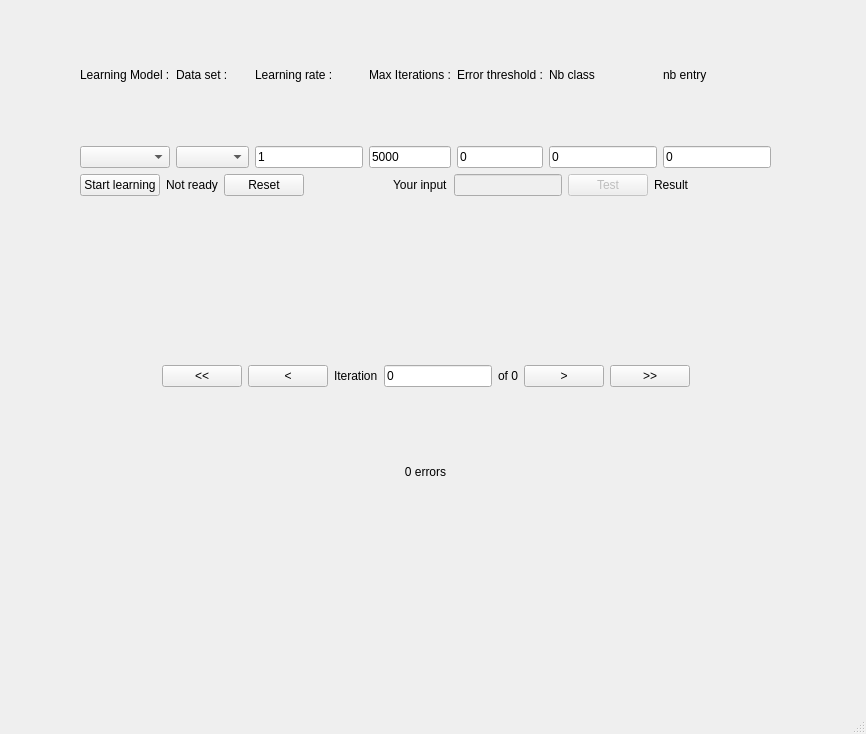
The window that mainwindow.ui (abell370/RNA-Hendrice-Lejeune-Melis) describes before a commit, drawn with Qt 5.
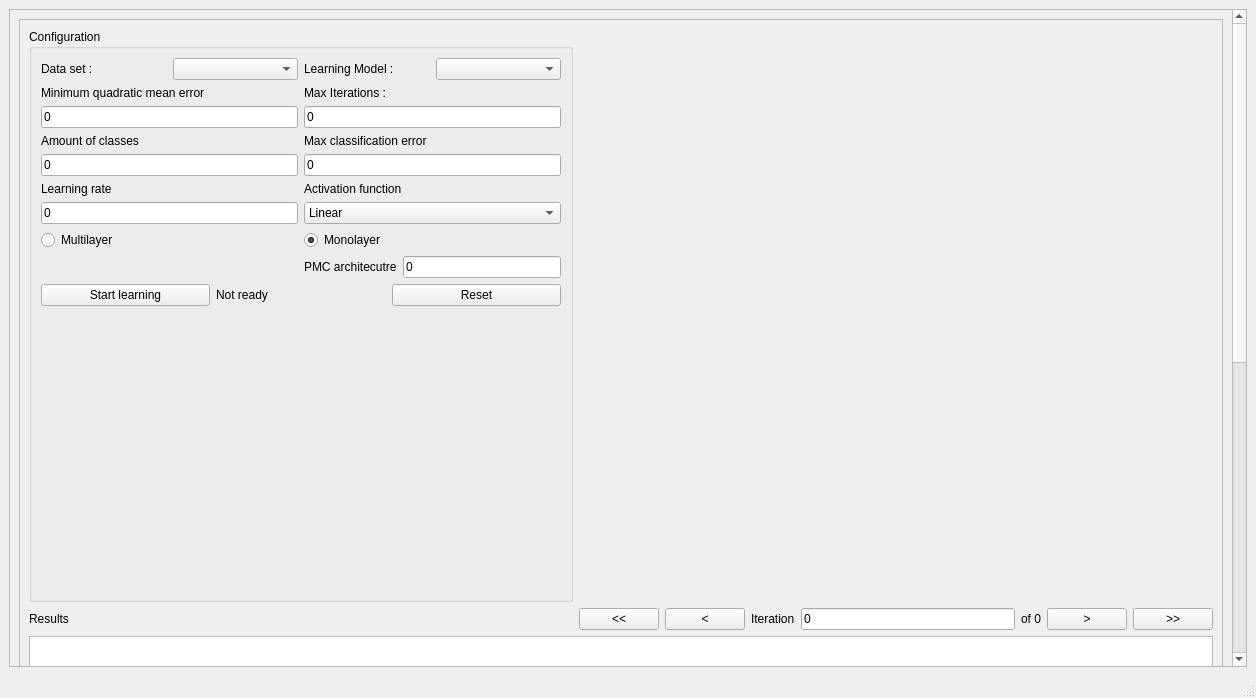
The same window after the commit.

Diff of the .ui file:
```diff
--- a/mainwindow.ui
+++ b/mainwindow.ui
@@ -6,51 +6,78 @@
    <rect>
     <x>0</x>
     <y>0</y>
-    <width>866</width>
-    <height>734</height>
+    <width>1256</width>
+    <height>698</height>
    </rect>
   </property>
   <property name="windowTitle">
    <string>MainWindow</string>
   </property>
   <widget class="QWidget" name="centralwidget">
-   <widget class="QWidget" name="verticalLayoutWidget">
+   <property name="styleSheet">
+    <string notr="true"/>
+   </property>
+   <layout class="QVBoxLayout" name="verticalLayout_11">
+    <item>
+     <widget class="QScrollArea" name="scrollArea">
+      <property name="widgetResizable">
+       <bool>true</bool>
+      </property>
+      <widget class="QWidget" name="scrollAreaWidgetContents">
     <property name="geometry">
      <rect>
-      <x>80</x>
-      <y>10</y>
-      <width>691</width>
-      <height>541</height>
-     </rect>
-    </property>
-    <layout class="QVBoxLayout" name="mainLayout">
-     <property name="sizeConstraint">
-      <enum>QLayout::SetNoConstraint</enum>
-     </property>
+         <x>0</x>
+         <y>0</y>
+         <width>1219</width>
+         <height>1218</height>
+        </rect>
+       </property>
+       <layout class="QVBoxLayout" name="verticalLayout_7">
+        <item>
+         <widget class="QFrame" name="frame">
+          <property name="minimumSize">
+           <size>
+            <width>1200</width>
+            <height>1200</height>
+           </size>
+          </property>
+          <property name="frameShape">
+           <enum>QFrame::StyledPanel</enum>
+          </property>
+          <property name="frameShadow">
+           <enum>QFrame::Raised</enum>
+          </property>
+          <layout class="QHBoxLayout" name="horizontalLayout_4">
      <item>
-      <layout class="QHBoxLayout" name="options" stretch="2,2,0,1,1,0,0">
-       <item>
-        <layout class="QVBoxLayout" name="learningModelLayout">
-         <item>
-          <widget class="QLabel" name="learningModelLabel">
+            <layout class="QGridLayout" name="gridLayout">
+             <item row="1" column="0">
+              <widget class="QLabel" name="label">
            <property name="text">
-            <string>Learning Model :</string>
+                <string>Results</string>
            </property>
           </widget>
          </item>
-         <item>
-          <widget class="QComboBox" name="learningModelComboBox">
+             <item row="0" column="0">
+              <layout class="QGridLayout" name="gridLayout_3">
+               <item row="0" column="0">
+                <widget class="QGroupBox" name="groupBox">
            <property name="enabled">
             <bool>true</bool>
            </property>
-          </widget>
-         </item>
-        </layout>
-       </item>
+                 <property name="title">
+                  <string>Configuration</string>
+                 </property>
+                 <property name="alignment">
+                  <set>Qt::AlignLeading|Qt::AlignLeft|Qt::AlignTop</set>
+                 </property>
+                 <property name="flat">
+                  <bool>false</bool>
+                 </property>
+                 <layout class="QGridLayout" name="gridLayout_2">
+                  <item row="0" column="0">
+                   <layout class="QHBoxLayout" name="horizontalLayout_2">
        <item>
-        <layout class="QVBoxLayout" name="dataSetLayout">
-         <item>
-          <widget class="QLabel" name="dataSetLabel">
+                     <widget class="QLabel" name="dataSetLabel_2">
            <property name="text">
             <string>Data set :</string>
            </property>
@@ -65,37 +92,70 @@
          </item>
         </layout>
        </item>
+                  <item row="6" column="0">
+                   <layout class="QVBoxLayout" name="verticalLayout_6">
        <item>
-        <layout class="QVBoxLayout" name="learningRateLayout">
-         <item>
-          <widget class="QLabel" name="learningRateLabel">
+                     <widget class="QLabel" name="label_4">
            <property name="text">
-            <string>Learning rate :</string>
+                       <string>Learning rate</string>
            </property>
           </widget>
          </item>
          <item>
           <widget class="QLineEdit" name="learningRateInput">
+                      <property name="text">
+                       <string>0</string>
+                      </property>
+                      <property name="placeholderText">
+                       <string>5000</string>
+                      </property>
+                     </widget>
+                    </item>
+                   </layout>
+                  </item>
+                  <item row="4" column="0">
+                   <layout class="QVBoxLayout" name="verticalLayout_4">
+                    <item>
+                     <widget class="QLabel" name="maxIterLabel_4">
+                      <property name="text">
+                       <string>Amount of classes</string>
+                      </property>
+                     </widget>
+                    </item>
+                    <item>
+                     <widget class="QLineEdit" name="amountOfClassesInput">
+                      <property name="text">
+                       <string>0</string>
+                      </property>
+                      <property name="placeholderText">
+                       <string>5000</string>
+                      </property>
+                     </widget>
+                    </item>
+                   </layout>
+                  </item>
+                  <item row="0" column="1">
+                   <layout class="QHBoxLayout" name="horizontalLayout">
+                    <item>
+                     <widget class="QLabel" name="learningModelLabel_2">
+                      <property name="text">
+                       <string>Learning Model :</string>
+                      </property>
+                     </widget>
+                    </item>
+                    <item>
+                     <widget class="QComboBox" name="learningModelComboBox">
            <property name="enabled">
             <bool>true</bool>
            </property>
-           <property name="text">
-            <string>1</string>
-           </property>
-           <property name="readOnly">
-            <bool>false</bool>
-           </property>
-           <property name="placeholderText">
-            <string>5000</string>
-           </property>
           </widget>
          </item>
         </layout>
        </item>
+                  <item row="2" column="1">
+                   <layout class="QVBoxLayout" name="verticalLayout_2">
        <item>
-        <layout class="QVBoxLayout" name="maxIterLayout">
-         <item>
-          <widget class="QLabel" name="maxIterLabel">
+                     <widget class="QLabel" name="maxIterLabel_2">
            <property name="text">
             <string>Max Iterations :</string>
            </property>
@@ -104,7 +164,7 @@
          <item>
           <widget class="QLineEdit" name="maxIterInput">
            <property name="text">
-            <string>5000</string>
+                       <string>0</string>
            </property>
            <property name="placeholderText">
             <string>5000</string>
@@ -113,145 +173,71 @@
          </item>
         </layout>
        </item>
+                  <item row="4" column="1">
+                   <layout class="QVBoxLayout" name="verticalLayout_5">
        <item>
-        <layout class="QVBoxLayout" name="errorThresholdLayout">
-         <item>
-          <widget class="QLabel" name="errorThresholdLabel">
+                     <widget class="QLabel" name="maxIterLabel_5">
            <property name="text">
-            <string>Error threshold :</string>
+                       <string>Max classification error</string>
            </property>
           </widget>
          </item>
          <item>
-          <widget class="QLineEdit" name="errorThresholdInput">
+                     <widget class="QLineEdit" name="maxClassificationErrorInput">
            <property name="text">
             <string>0</string>
            </property>
            <property name="placeholderText">
-            <string>0</string>
+                       <string>5000</string>
            </property>
           </widget>
          </item>
         </layout>
        </item>
+                  <item row="10" column="1">
+                   <layout class="QHBoxLayout" name="horizontalLayout_8">
        <item>
-        <layout class="QVBoxLayout" name="errorThresholdLayout_2">
-         <item>
-          <widget class="QLabel" name="nbClassInput_label">
+                     <widget class="QLabel" name="label_3">
            <property name="text">
-            <string>Nb class</string>
+                       <string>PMC architecutre</string>
            </property>
           </widget>
          </item>
          <item>
-          <widget class="QLineEdit" name="nbClassInput">
+                     <widget class="QLineEdit" name="pmcArchiInput">
            <property name="text">
             <string>0</string>
            </property>
            <property name="placeholderText">
-            <string>0</string>
+                       <string>5000</string>
            </property>
           </widget>
          </item>
         </layout>
        </item>
+                  <item row="7" column="0" colspan="2">
+                   <layout class="QHBoxLayout" name="horizontalLayout_3">
        <item>
-        <layout class="QVBoxLayout" name="errorThresholdLayout_3">
-         <item>
-          <widget class="QLabel" name="nbClassInput_label_2">
+                     <widget class="QRadioButton" name="multiLayerCheckButton">
            <property name="text">
-            <string>nb entry</string>
+                       <string>Multilayer</string>
            </property>
           </widget>
          </item>
          <item>
-          <widget class="QLineEdit" name="nbEntryInput">
+                     <widget class="QRadioButton" name="monolayerCheckButton">
            <property name="text">
-            <string>0</string>
-           </property>
-           <property name="placeholderText">
-            <string>0</string>
+                       <string>Monolayer</string>
+                      </property>
+                      <property name="checked">
+                       <bool>true</bool>
            </property>
           </widget>
          </item>
         </layout>
        </item>
-      </layout>
-     </item>
-     <item>
-      <layout class="QGridLayout" name="gridLayout">
-       <item row="0" column="0">
+                  <item row="11" column="0" colspan="2">
         <layout class="QGridLayout" name="controlBar">
-         <item row="1" column="3">
-          <spacer name="horizontalSpacer">
-           <property name="orientation">
-            <enum>Qt::Horizontal</enum>
-           </property>
-           <property name="sizeHint" stdset="0">
-            <size>
-             <width>40</width>
-             <height>20</height>
-            </size>
-           </property>
-          </spacer>
-         </item>
-         <item row="1" column="2">
-          <widget class="QPushButton" name="resetBtn">
-           <property name="enabled">
-            <bool>true</bool>
-           </property>
-           <property name="text">
-            <string>Reset</string>
-           </property>
-          </widget>
-         </item>
-         <item row="1" column="7">
-          <widget class="QPushButton" name="testInputBtn">
-           <property name="enabled">
-            <bool>false</bool>
-           </property>
-           <property name="text">
-            <string>Test</string>
-           </property>
-          </widget>
-         </item>
-         <item row="1" column="6">
-          <widget class="QLineEdit" name="testInputInput">
-           <property name="enabled">
-            <bool>false</bool>
-           </property>
-           <property name="readOnly">
-            <bool>false</bool>
-           </property>
-          </widget>
-         </item>
-         <item row="1" column="4">
-          <widget class="QLabel" name="label">
-           <property name="text">
-            <string>Your input</string>
-           </property>
-          </widget>
-         </item>
-         <item row="1" column="8">
-          <widget class="QLabel" name="label_2">
-           <property name="text">
-            <string>Result</string>
-           </property>
-          </widget>
-         </item>
-         <item row="1" column="12">
-          <spacer name="horizontalSpacer_2">
-           <property name="orientation">
-            <enum>Qt::Horizontal</enum>
-           </property>
-           <property name="sizeHint" stdset="0">
-            <size>
-             <width>40</width>
-             <height>20</height>
-            </size>
-           </property>
-          </spacer>
-         </item>
          <item row="1" column="1">
           <widget class="QLabel" name="learningModelStatus">
            <property name="text">
@@ -266,108 +252,158 @@
            </property>
           </widget>
          </item>
-        </layout>
+                    <item row="1" column="2">
+                     <widget class="QPushButton" name="resetBtn">
+                      <property name="enabled">
+                       <bool>true</bool>
+                      </property>
+                      <property name="text">
+                       <string>Reset</string>
+                      </property>
+                     </widget>
        </item>
       </layout>
      </item>
+                  <item row="2" column="0">
+                   <layout class="QVBoxLayout" name="verticalLayout_3">
      <item>
-      <widget class="QWidget" name="chart" native="true"/>
+                     <widget class="QLabel" name="maxIterLabel_3">
+                      <property name="text">
+                       <string>Minimum quadratic mean error</string>
+                      </property>
+                     </widget>
      </item>
      <item>
-      <layout class="QHBoxLayout" name="iterationControlLayout">
-       <item>
-        <spacer name="horizontalSpacer_5">
+                     <widget class="QLineEdit" name="minErrorInput">
+                      <property name="text">
+                       <string>0</string>
+                      </property>
+                      <property name="placeholderText">
+                       <string>5000</string>
+                      </property>
+                     </widget>
+                    </item>
+                   </layout>
+                  </item>
+                  <item row="12" column="0">
+                   <spacer name="verticalSpacer">
          <property name="orientation">
-          <enum>Qt::Horizontal</enum>
+                     <enum>Qt::Vertical</enum>
          </property>
          <property name="sizeHint" stdset="0">
           <size>
-           <width>40</width>
-           <height>20</height>
+                      <width>20</width>
+                      <height>40</height>
           </size>
          </property>
         </spacer>
        </item>
+                  <item row="6" column="1">
+                   <layout class="QVBoxLayout" name="verticalLayout">
        <item>
-        <widget class="QPushButton" name="firstStepBtn">
+                     <widget class="QLabel" name="label_2">
          <property name="text">
-          <string>&lt;&lt;</string>
+                       <string>Activation function</string>
          </property>
         </widget>
        </item>
        <item>
+                     <widget class="QComboBox" name="activationFctComboBox">
+                      <item>
+                       <property name="text">
+                        <string>Linear</string>
+                       </property>
+                      </item>
+                      <item>
+                       <property name="text">
+                        <string>Sigmoïde</string>
+                       </property>
+                      </item>
+                     </widget>
+                    </item>
+                   </layout>
+                  </item>
+                 </layout>
+                </widget>
+               </item>
+              </layout>
+             </item>
+             <item row="0" column="1">
+              <widget class="QWidget" name="chart" native="true">
+               <property name="minimumSize">
+                <size>
+                 <width>634</width>
+                 <height>500</height>
+                </size>
+               </property>
+              </widget>
+             </item>
+             <item row="1" column="1">
+              <layout class="QGridLayout" name="gridLayout_4">
+               <item row="1" column="1">
         <widget class="QPushButton" name="previousIterBtn">
          <property name="text">
           <string>&lt;</string>
          </property>
         </widget>
        </item>
-       <item>
+               <item row="1" column="0">
+                <widget class="QPushButton" name="firstStepBtn">
+                 <property name="text">
+                  <string>&lt;&lt;</string>
+                 </property>
+                </widget>
+               </item>
+               <item row="1" column="6">
+                <widget class="QPushButton" name="lastIterBtn">
+                 <property name="text">
+                  <string>&gt;&gt;</string>
+                 </property>
+                </widget>
+               </item>
+               <item row="1" column="2">
         <widget class="QLabel" name="iterationNumLabel">
          <property name="text">
           <string>Iteration</string>
          </property>
         </widget>
        </item>
-       <item>
-        <widget class="QLineEdit" name="iterationInput">
-         <property name="text">
-          <string>0</string>
-         </property>
-        </widget>
-       </item>
-       <item>
-        <widget class="QLabel" name="iterationMaxLabel">
-         <property name="text">
-          <string>of 0</string>
-         </property>
-        </widget>
-       </item>
-       <item>
+               <item row="1" column="5">
         <widget class="QPushButton" name="nextIterBtn">
          <property name="text">
           <string>&gt;</string>
          </property>
         </widget>
        </item>
-       <item>
-        <widget class="QPushButton" name="lastIterBtn">
+               <item row="1" column="4">
+                <widget class="QLabel" name="iterationMaxLabel">
          <property name="text">
-          <string>&gt;&gt;</string>
+                  <string>of 0</string>
          </property>
         </widget>
        </item>
-       <item>
-        <spacer name="horizontalSpacer_6">
-         <property name="orientation">
-          <enum>Qt::Horizontal</enum>
-         </property>
-         <property name="sizeHint" stdset="0">
-          <size>
-           <width>40</width>
-           <height>20</height>
-          </size>
-         </property>
-        </spacer>
+               <item row="1" column="3">
+                <widget class="QLineEdit" name="iterationInput">
+                 <property name="text">
+                  <string>0</string>
+                 </property>
+                </widget>
        </item>
       </layout>
      </item>
-     <item>
-      <layout class="QVBoxLayout" name="verticalLayout">
-       <item>
-        <widget class="QLabel" name="iterationErrorLabel">
-         <property name="text">
-          <string>0 errors</string>
-         </property>
-         <property name="alignment">
-          <set>Qt::AlignCenter</set>
-         </property>
-        </widget>
+             <item row="2" column="0" colspan="2">
+              <widget class="QListView" name="listView"/>
        </item>
       </layout>
      </item>
     </layout>
    </widget>
+        </item>
+       </layout>
+      </widget>
+     </widget>
+    </item>
+   </layout>
   </widget>
   <widget class="QMenuBar" name="menubar">
    <property name="geometry">
```
Left out of the diff: 2 changed lines with no effect on the pictures. Lines whose indentation alone changed are shown as unchanged.
